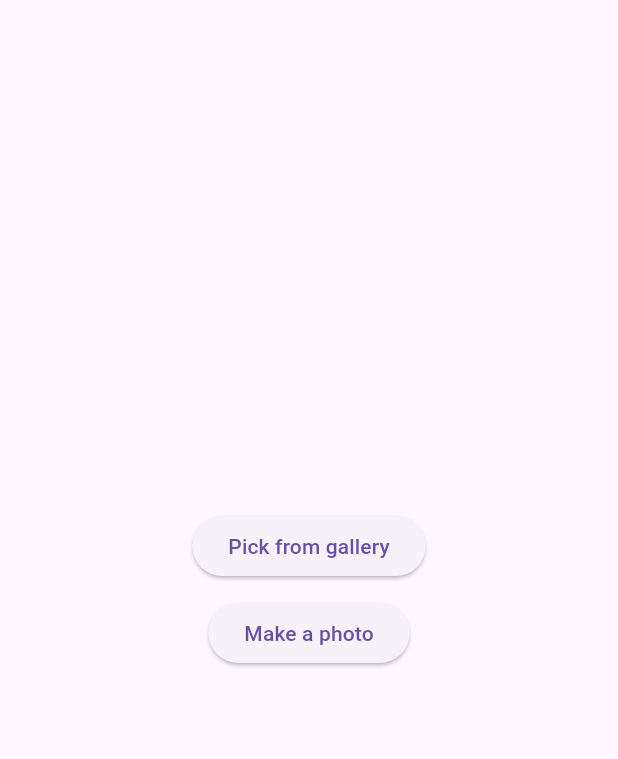
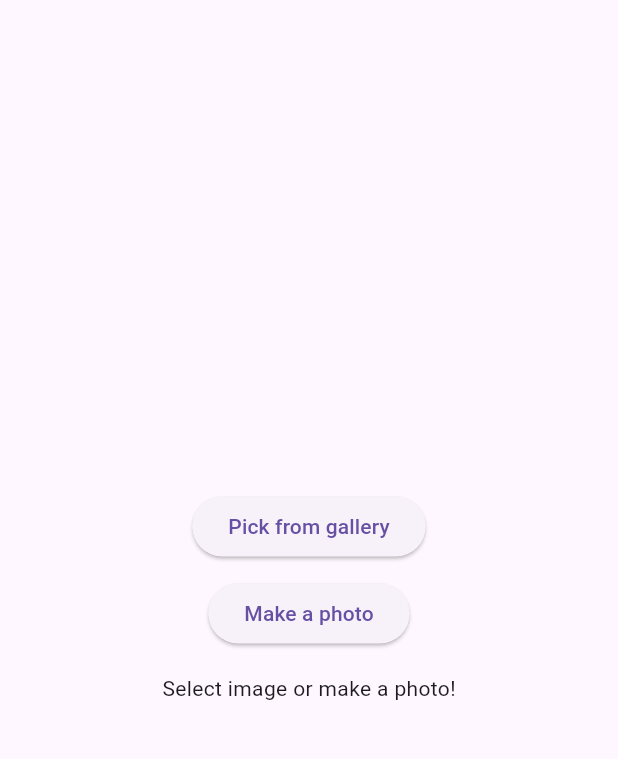
Before and after one commit to abdymazhittoretay/image_picker_test, a Flutter app: the screen it shows after launch, after a tap on "Pick from gallery", on a phone screen of 412 x 824 dp, the part 63-822 px from its top. Run offline on Flutter 3.47's test engine with Material 3 defaults, Android fonts, the phone set to English and light mode, and no system bars; our stand-ins replace image_picker.

Commit message:
added methods to pick and make a photo

```diff
--- a/lib/pages/home_page.dart
+++ b/lib/pages/home_page.dart
@@ -1,6 +1,7 @@
 import 'dart:io';
 
 import 'package:flutter/material.dart';
+import 'package:image_picker/image_picker.dart';
 
 class HomePage extends StatefulWidget {
   const HomePage({super.key});
@@ -20,14 +21,50 @@ class _HomePageState extends State<HomePage> {
           mainAxisAlignment: MainAxisAlignment.center,
           crossAxisAlignment: CrossAxisAlignment.center,
           children: [
-            ElevatedButton(onPressed: () {}, child: Text("Pick from gallery")),
+            ElevatedButton(
+              onPressed: () {
+                _selectFromGallery();
+              },
+              child: Text("Pick from gallery"),
+            ),
             SizedBox(height: 10.0),
-            ElevatedButton(onPressed: () {}, child: Text("Make a photo")),
-            SizedBox(height: 10.0),
-            selectedImage != null ? Image.file(selectedImage!) : SizedBox(),
+            ElevatedButton(
+              onPressed: () {
+                _makeAPhoto();
+              },
+              child: Text("Make a photo"),
+            ),
+            SizedBox(height: 16.0),
+            selectedImage != null
+                ? Image.file(selectedImage!)
+                : Text("Select image or make a photo!"),
           ],
         ),
       ),
     );
   }
+
+  Future<void> _selectFromGallery() async {
+    final returnedXFile = await ImagePicker().pickImage(
+      source: ImageSource.gallery,
+    );
+
+    if (returnedXFile == null) return;
+
+    setState(() {
+      selectedImage = File(returnedXFile.path);
+    });
+  }
+
+  Future<void> _makeAPhoto() async {
+    final returnedXFile = await ImagePicker().pickImage(
+      source: ImageSource.camera,
+    );
+
+    if (returnedXFile == null) return;
+
+    setState(() {
+      selectedImage = File(returnedXFile.path);
+    });
+  }
 }
```
